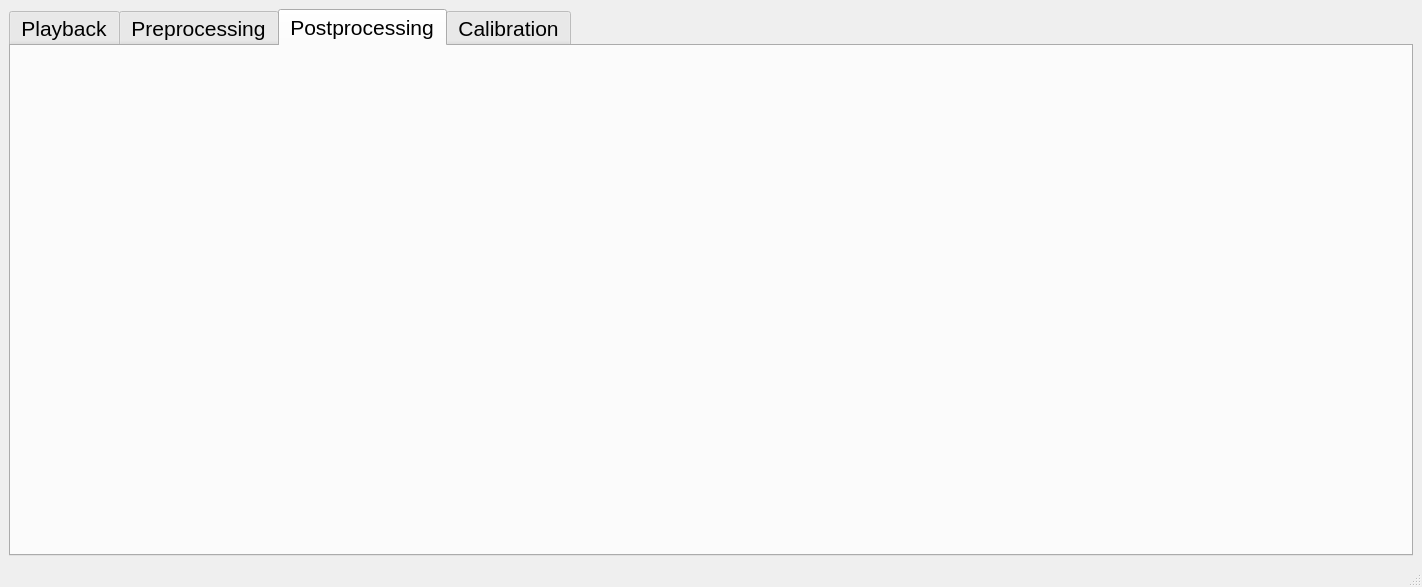
First picture: the form in dataset_gui/src/datasetgui.ui, repository chinitaberrio/dataset_tools, before the edit.
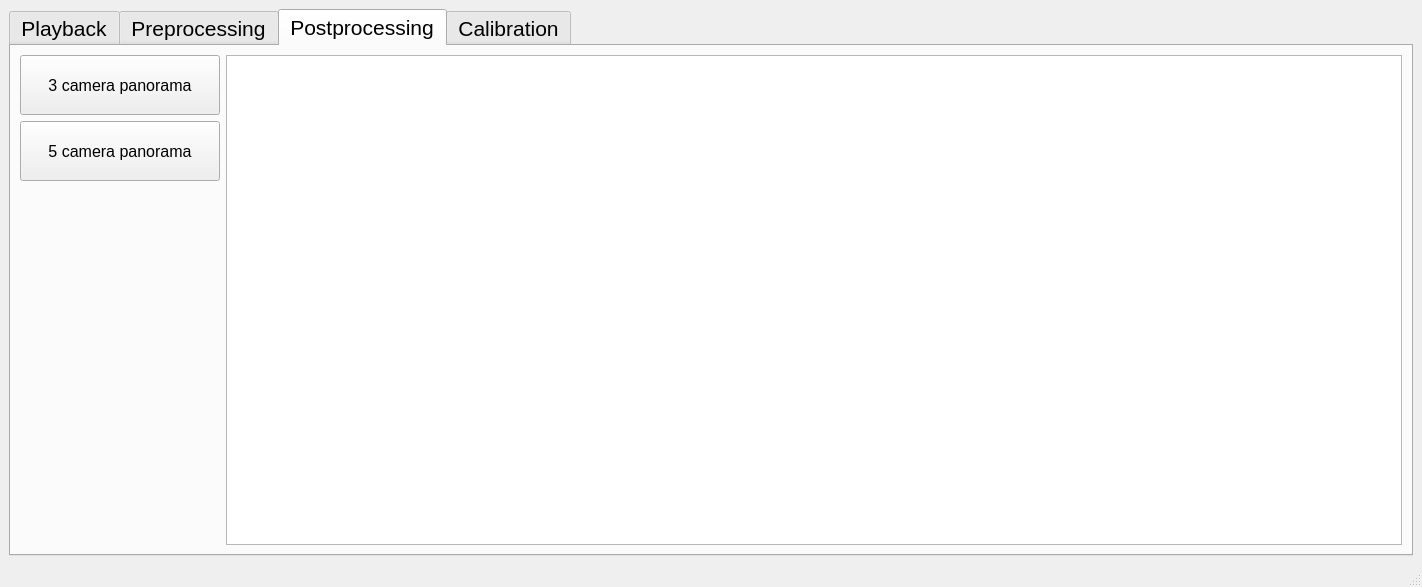
Second picture: the form after the edit. The open tabs and pages were chosen to show the change.

Patch:
```diff
--- a/dataset_gui/src/datasetgui.ui
+++ b/dataset_gui/src/datasetgui.ui
@@ -527,6 +527,70 @@
        <attribute name="title">
         <string>Postprocessing</string>
        </attribute>
+       <layout class="QHBoxLayout" name="horizontalLayout_9">
+        <item>
+         <layout class="QVBoxLayout" name="verticalLayout_4">
+          <item>
+           <widget class="QPushButton" name="panorama3Cameras">
+            <property name="minimumSize">
+             <size>
+              <width>200</width>
+              <height>60</height>
+             </size>
+            </property>
+            <property name="font">
+             <font>
+              <pointsize>12</pointsize>
+             </font>
+            </property>
+            <property name="text">
+             <string>3 camera panorama</string>
+            </property>
+           </widget>
+          </item>
+          <item>
+           <widget class="QPushButton" name="panorama5Cameras">
+            <property name="minimumSize">
+             <size>
+              <width>200</width>
+              <height>60</height>
+             </size>
+            </property>
+            <property name="font">
+             <font>
+              <pointsize>12</pointsize>
+             </font>
+            </property>
+            <property name="text">
+             <string>5 camera panorama</string>
+            </property>
+           </widget>
+          </item>
+          <item>
+           <spacer name="verticalSpacer_5">
+            <property name="orientation">
+             <enum>Qt::Vertical</enum>
+            </property>
+            <property name="sizeHint" stdset="0">
+             <size>
+              <width>20</width>
+              <height>40</height>
+             </size>
+            </property>
+           </spacer>
+          </item>
+         </layout>
+        </item>
+        <item>
+         <widget class="QTextEdit" name="postprocessingTextEdit">
+          <property name="font">
+           <font>
+            <pointsize>9</pointsize>
+           </font>
+          </property>
+         </widget>
+        </item>
+       </layout>
       </widget>
       <widget class="QWidget" name="tab">
        <attribute name="title">
```
